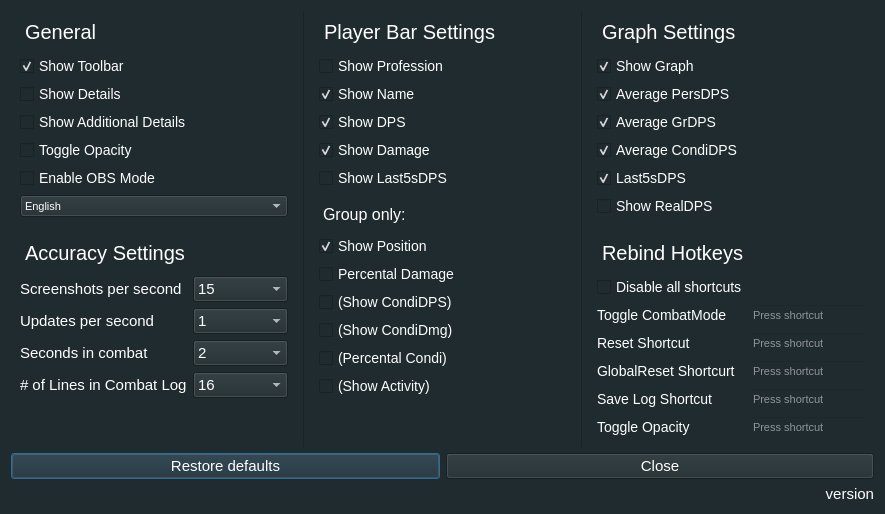
Before: the Qt Designer form configurator.ui in Tyrox92/Gw2SPECS, drawn with Qt 5.
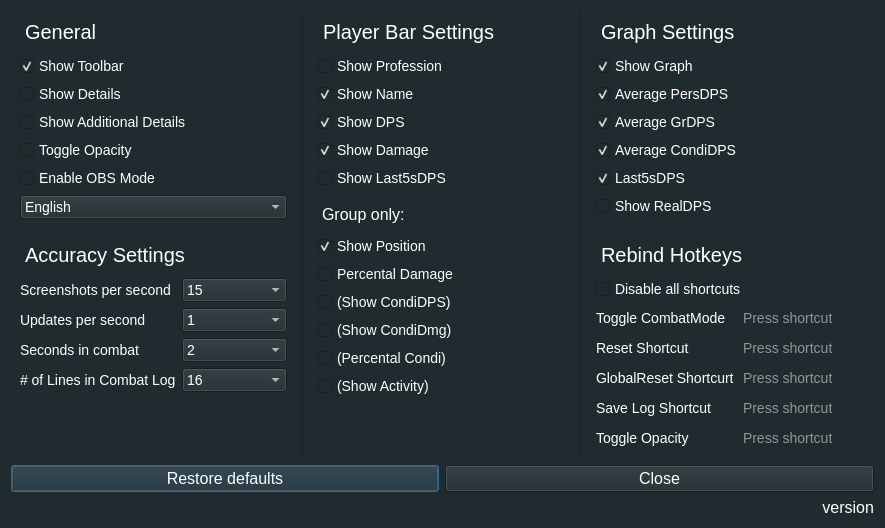
After: the same form once the commit is applied.

```diff
--- a/configurator.ui
+++ b/configurator.ui
@@ -42,13 +42,8 @@
        <verstretch>0</verstretch>
       </sizepolicy>
      </property>
-     <property name="font">
-      <font>
-       <pointsize>11</pointsize>
-      </font>
-     </property>
      <property name="styleSheet">
-      <string notr="true">color: rgb(255, 255, 255);</string>
+      <string notr="true">color:white;font-size:16px;</string>
      </property>
      <property name="text">
       <string>Restore defaults</string>
@@ -63,13 +58,8 @@
        <verstretch>0</verstretch>
       </sizepolicy>
      </property>
-     <property name="font">
-      <font>
-       <pointsize>11</pointsize>
-      </font>
-     </property>
      <property name="styleSheet">
-      <string notr="true">color: rgb(255, 255, 255);</string>
+      <string notr="true">color:white;font-size:16px;</string>
      </property>
      <property name="text">
       <string>Close</string>
@@ -90,15 +80,8 @@
        <height>0</height>
       </size>
      </property>
-     <property name="font">
-      <font>
-       <pointsize>11</pointsize>
-       <weight>50</weight>
-       <bold>false</bold>
-      </font>
-     </property>
      <property name="styleSheet">
-      <string notr="true">color: rgb(255, 255, 255);</string>
+      <string notr="true">color:white;font-size:16px;</string>
      </property>
      <property name="text">
       <string>version</string>
@@ -192,7 +175,7 @@
       <item row="6" column="0">
        <widget class="QComboBox" name="comboBoxLanguage">
         <property name="styleSheet">
-         <string notr="true">color: rgb(255, 255, 255);</string>
+         <string notr="true">color:white;font-size:14px;</string>
         </property>
         <item>
          <property name="text">
@@ -231,17 +214,8 @@
      <layout class="QGridLayout" name="gridLayout">
       <item row="3" column="2" colspan="2">
        <widget class="QComboBox" name="comboBoxSecondsInCombat">
-        <property name="font">
-         <font>
-          <family>MS Shell Dlg 2</family>
-          <pointsize>11</pointsize>
-          <weight>50</weight>
-          <italic>false</italic>
-          <bold>false</bold>
-         </font>
-        </property>
         <property name="styleSheet">
-         <string notr="true">color: rgb(255, 255, 255);</string>
+         <string notr="true">color:white;font-size:14px;</string>
         </property>
         <property name="currentIndex">
          <number>0</number>
@@ -260,17 +234,8 @@
       </item>
       <item row="4" column="0" colspan="2">
        <widget class="QLabel" name="labelConsideredLines">
-        <property name="font">
-         <font>
-          <family>MS Shell Dlg 2</family>
-          <pointsize>11</pointsize>
-          <weight>50</weight>
-          <italic>false</italic>
-          <bold>false</bold>
-         </font>
-        </property>
         <property name="styleSheet">
-         <string notr="true">color: rgb(255, 255, 255);</string>
+         <string notr="true">color:white;font-size:14px;</string>
         </property>
         <property name="text">
          <string># of Lines in Combat Log</string>
@@ -282,17 +247,8 @@
       </item>
       <item row="4" column="2" colspan="2">
        <widget class="QComboBox" name="comboBoxConsideredLines">
-        <property name="font">
-         <font>
-          <family>MS Shell Dlg 2</family>
-          <pointsize>11</pointsize>
-          <weight>50</weight>
-          <italic>false</italic>
-          <bold>false</bold>
-         </font>
-        </property>
         <property name="styleSheet">
-         <string notr="true">color: rgb(255, 255, 255);</string>
+         <string notr="true">color:white;font-size:14px;</string>
         </property>
         <property name="editable">
          <bool>false</bool>
@@ -345,17 +301,8 @@
       </item>
       <item row="3" column="0" colspan="2">
        <widget class="QLabel" name="labelSecondsInCombat">
-        <property name="font">
-         <font>
-          <family>MS Shell Dlg 2</family>
-          <pointsize>11</pointsize>
-          <weight>50</weight>
-          <italic>false</italic>
-          <bold>false</bold>
-         </font>
-        </property>
         <property name="styleSheet">
-         <string notr="true">color: rgb(255, 255, 255);</string>
+         <string notr="true">color:white;font-size:14px;</string>
         </property>
         <property name="text">
          <string>Seconds in combat</string>
@@ -367,17 +314,8 @@
       </item>
       <item row="2" column="0" colspan="2">
        <widget class="QLabel" name="labelUpdates">
-        <property name="font">
-         <font>
-          <family>MS Shell Dlg 2</family>
-          <pointsize>11</pointsize>
-          <weight>50</weight>
-          <italic>false</italic>
-          <bold>false</bold>
-         </font>
-        </property>
         <property name="styleSheet">
-         <string notr="true">color: rgb(255, 255, 255);</string>
+         <string notr="true">color:white;font-size:14px;</string>
         </property>
         <property name="text">
          <string>Updates per second</string>
@@ -389,17 +327,8 @@
       </item>
       <item row="1" column="0" colspan="2">
        <widget class="QLabel" name="labelScreenshots">
-        <property name="font">
-         <font>
-          <family>MS Shell Dlg 2</family>
-          <pointsize>11</pointsize>
-          <weight>50</weight>
-          <italic>false</italic>
-          <bold>false</bold>
-         </font>
-        </property>
         <property name="styleSheet">
-         <string notr="true">color: rgb(255, 255, 255);</string>
+         <string notr="true">color:white;font-size:14px;</string>
         </property>
         <property name="text">
          <string>Screenshots per second</string>
@@ -411,17 +340,8 @@
       </item>
       <item row="2" column="2" colspan="2">
        <widget class="QComboBox" name="comboBoxUpdates">
-        <property name="font">
-         <font>
-          <family>MS Shell Dlg 2</family>
-          <pointsize>11</pointsize>
-          <weight>50</weight>
-          <italic>false</italic>
-          <bold>false</bold>
-         </font>
-        </property>
         <property name="styleSheet">
-         <string notr="true">color: rgb(255, 255, 255);</string>
+         <string notr="true">color:white;font-size:14px;</string>
         </property>
         <property name="currentIndex">
          <number>0</number>
@@ -435,17 +355,8 @@
       </item>
       <item row="1" column="2" colspan="2">
        <widget class="QComboBox" name="comboBoxScreenshots">
-        <property name="font">
-         <font>
-          <family>MS Shell Dlg 2</family>
-          <pointsize>11</pointsize>
-          <weight>50</weight>
-          <italic>false</italic>
-          <bold>false</bold>
-         </font>
-        </property>
         <property name="styleSheet">
-         <string notr="true">color: rgb(255, 255, 255);</string>
+         <string notr="true">color:white;font-size:14px;</string>
         </property>
         <property name="currentText">
          <string>15</string>
@@ -470,7 +381,7 @@
         </item>
        </widget>
       </item>
-      <item row="0" column="0" colspan="2">
+      <item row="0" column="0" colspan="4">
        <widget class="QLabel" name="label_2">
         <property name="styleSheet">
          <string notr="true">color: rgb(255,255,255);font-size:20px;margin:0px 0px 5px -5px</string>
@@ -622,16 +533,6 @@
       </size>
      </property>
      <layout class="QGridLayout" name="gridLayout_5">
-      <item row="0" column="0" colspan="2">
-       <widget class="QLabel" name="label_5">
-        <property name="styleSheet">
-         <string notr="true">color: rgb(255,255,255);font-size:20px;margin:0px 0px 5px -5px</string>
-        </property>
-        <property name="text">
-         <string>Rebind Hotkeys</string>
-        </property>
-       </widget>
-      </item>
       <item row="3" column="0">
        <widget class="QLabel" name="labelShortcut2">
         <property name="styleSheet">
@@ -645,7 +546,7 @@
       <item row="5" column="2">
        <widget class="QKeySequenceEdit" name="seqEditSave">
         <property name="styleSheet">
-         <string notr="true">QLineEdit{color: rgb(255, 255, 255); background-color:transparent;}
+         <string notr="true">QLineEdit{color:white;font-size:14px; background-color:transparent;}
 QLineEdit:hover{background-color:transparent;}</string>
         </property>
        </widget>
@@ -754,8 +655,9 @@
          </palette>
         </property>
         <property name="styleSheet">
-         <string notr="true">QLineEdit{color: rgb(255, 255, 255); background-color:transparent;}
-QLineEdit:hover{background-color:transparent;}</string>
+         <string notr="true">QLineEdit{color:white;font-size:14px; background-color:transparent;}
+QLineEdit:hover{background-color:transparent;}
+</string>
         </property>
        </widget>
       </item>
@@ -782,7 +684,7 @@
       <item row="3" column="2">
        <widget class="QKeySequenceEdit" name="seqEditReset">
         <property name="styleSheet">
-         <string notr="true">QLineEdit{color: rgb(255, 255, 255); background-color:transparent;}
+         <string notr="true">QLineEdit{color:white;font-size:14px; background-color:transparent;}
 QLineEdit:hover{background-color:transparent;}</string>
         </property>
        </widget>
@@ -790,7 +692,7 @@
       <item row="4" column="2">
        <widget class="QKeySequenceEdit" name="seqEditGlobalReset">
         <property name="styleSheet">
-         <string notr="true">QLineEdit{color: rgb(255, 255, 255); background-color:transparent;}
+         <string notr="true">QLineEdit{color:white;font-size:14px; background-color:transparent;}
 QLineEdit:hover{background-color:transparent;}</string>
         </property>
        </widget>
@@ -808,7 +710,7 @@
       <item row="6" column="2">
        <widget class="QKeySequenceEdit" name="seqEditOpacity">
         <property name="styleSheet">
-         <string notr="true">QLineEdit{color: rgb(255, 255, 255); background-color:transparent;}
+         <string notr="true">QLineEdit{color:white;font-size:14px; background-color:transparent;}
 QLineEdit:hover{background-color:transparent;}</string>
         </property>
        </widget>
@@ -826,6 +728,16 @@
         </property>
        </widget>
       </item>
+      <item row="0" column="0" colspan="3">
+       <widget class="QLabel" name="label_5">
+        <property name="styleSheet">
+         <string notr="true">color: rgb(255,255,255);font-size:20px;margin:0px 0px 5px -5px</string>
+        </property>
+        <property name="text">
+         <string>Rebind Hotkeys</string>
+        </property>
+       </widget>
+      </item>
      </layout>
     </widget>
    </item>
```
